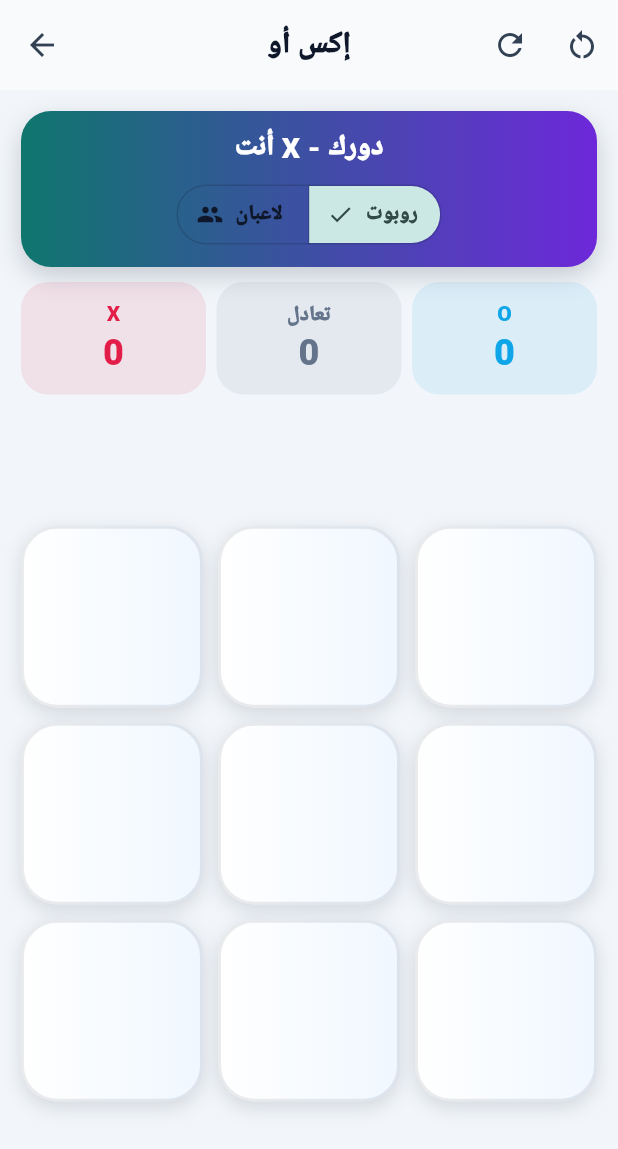
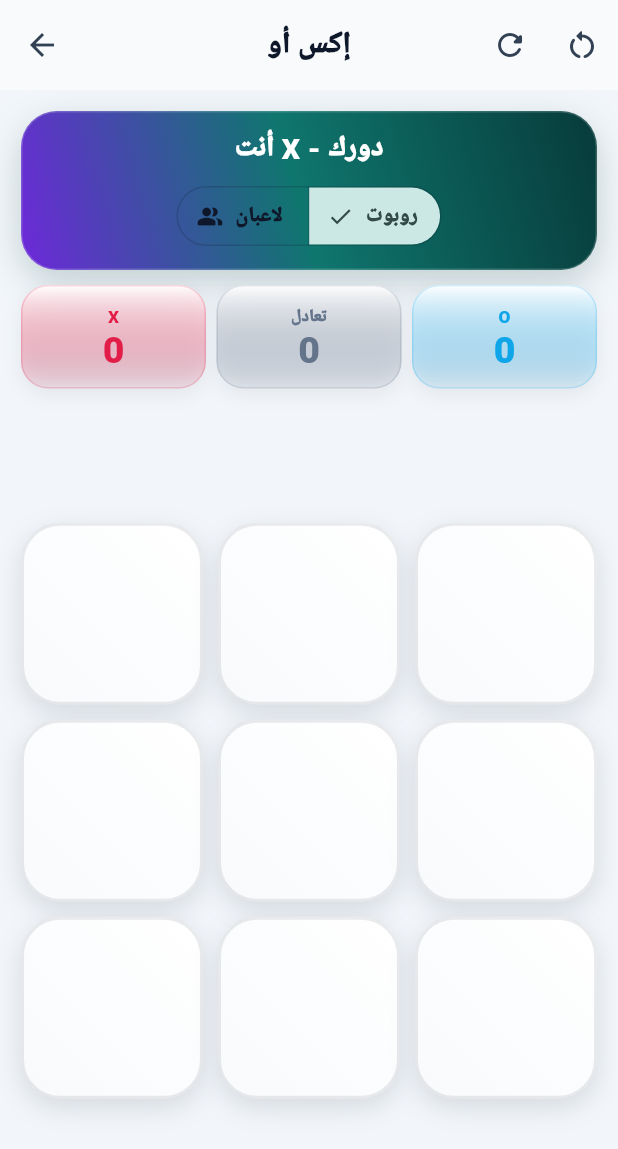
Before and after one commit to aljwaal1/gameslocal, a Flutter app: the XoGameScreen screen opened directly, on a phone screen of 412 x 824 dp. Shown: the top 1149 px of the screen. Run offline on Flutter 3.47's test engine with Material 3 defaults, Android fonts, the phone set to English and light mode, and no system bars; our stand-ins replace audioplayers, qr_flutter, shared_preferences; missing offline and left inert: flame; accounts and stored records are empty.

Commit message:
Polish premium XO game presentation

```diff
--- a/lib/games/xo/xo_game.dart
+++ b/lib/games/xo/xo_game.dart
@@ -437,8 +437,16 @@ class _XoGameScreenState extends State<XoGameScreen> {
               onPressed: _showBrowserQr,
               icon: const Icon(Icons.qr_code_2_rounded),
             ),
-          IconButton(onPressed: reset, icon: const Icon(Icons.refresh)),
-          IconButton(onPressed: resetScore, icon: const Icon(Icons.restart_alt)),
+          IconButton(
+            tooltip: 'جولة جديدة',
+            onPressed: reset,
+            icon: const Icon(Icons.refresh_rounded),
+          ),
+          IconButton(
+            tooltip: 'تصفير النتائج',
+            onPressed: resetScore,
+            icon: const Icon(Icons.restart_alt_rounded),
+          ),
         ],
       ),
       body: SafeArea(
@@ -455,11 +463,23 @@ class _XoGameScreenState extends State<XoGameScreen> {
                     padding: EdgeInsets.symmetric(horizontal: 14, vertical: compact ? 8 : 11),
                     decoration: BoxDecoration(
                       gradient: const LinearGradient(
-                        colors: <Color>[Color(0xFF0F766E), Color(0xFF6D28D9)],
+                        begin: Alignment.topRight,
+                        end: Alignment.bottomLeft,
+                        colors: <Color>[
+                          Color(0xFF073B3A),
+                          Color(0xFF0F766E),
+                          Color(0xFF6D28D9),
+                        ],
+                        stops: <double>[0, .52, 1],
                       ),
-                      borderRadius: BorderRadius.circular(20),
+                      borderRadius: BorderRadius.circular(24),
+                      border: Border.all(color: const Color(0x2FFFFFFF)),
                       boxShadow: const <BoxShadow>[
-                        BoxShadow(color: Color(0x330F172A), blurRadius: 14, offset: Offset(0, 6)),
+                        BoxShadow(
+                          color: Color(0x36073B3A),
+                          blurRadius: 20,
+                          offset: Offset(0, 8),
+                        ),
                       ],
                     ),
                     child: Column(
@@ -479,8 +499,16 @@ class _XoGameScreenState extends State<XoGameScreen> {
                           const SizedBox(height: 7),
                           SegmentedButton<bool>(
                             segments: const <ButtonSegment<bool>>[
-                              ButtonSegment<bool>(value: false, label: Text('لاعبان'), icon: Icon(Icons.people)),
-                              ButtonSegment<bool>(value: true, label: Text('روبوت'), icon: Icon(Icons.smart_toy)),
+                              ButtonSegment<bool>(
+                                value: false,
+                                label: Text('لاعبان'),
+                                icon: Icon(Icons.people_alt_rounded),
+                              ),
+                              ButtonSegment<bool>(
+                                value: true,
+                                label: Text('روبوت'),
+                                icon: Icon(Icons.smart_toy_rounded),
+                              ),
                             ],
                             selected: <bool>{playVsBot},
                             onSelectionChanged: (value) {
@@ -534,9 +562,27 @@ class _XoGameScreenState extends State<XoGameScreen> {
                                   duration: const Duration(milliseconds: 180),
                                   decoration: BoxDecoration(
                                     gradient: winning
-                                        ? const LinearGradient(colors: <Color>[Color(0xFFFFD166), Color(0xFFFFB703)])
-                                        : const LinearGradient(colors: <Color>[Colors.white, Color(0xFFF0F7FF)]),
-                                    borderRadius: BorderRadius.circular(compact ? 18 : 24),
+                                        ? const LinearGradient(
+                                            begin: Alignment.topLeft,
+                                            end: Alignment.bottomRight,
+                                            colors: <Color>[
+                                              Color(0xFFFFE9A8),
+                                              Color(0xFFF5B82E),
+                                            ],
+                                          )
+                                        : LinearGradient(
+                                            begin: Alignment.topRight,
+                                            end: Alignment.bottomLeft,
+                                            colors: <Color>[
+                                              Colors.white,
+                                              value == 'X'
+                                                  ? const Color(0xFFFFF3F5)
+                                                  : value == 'O'
+                                                      ? const Color(0xFFF1F8FF)
+                                                      : const Color(0xFFF8FAFC),
+                                            ],
+                                          ),
+                                    borderRadius: BorderRadius.circular(compact ? 20 : 26),
                                     border: Border.all(
                                       color: value == 'X'
                                           ? const Color(0x55E11D48)
@@ -545,8 +591,18 @@ class _XoGameScreenState extends State<XoGameScreen> {
                                               : const Color(0x160F172A),
                                       width: 2,
                                     ),
-                                    boxShadow: const <BoxShadow>[
-                                      BoxShadow(color: Color(0x220F172A), blurRadius: 10, offset: Offset(0, 4)),
+                                    boxShadow: <BoxShadow>[
+                                      const BoxShadow(
+                                        color: Color(0x1F0F172A),
+                                        blurRadius: 14,
+                                        offset: Offset(0, 6),
+                                      ),
+                                      if (winning)
+                                        const BoxShadow(
+                                          color: Color(0x44F5B82E),
+                                          blurRadius: 18,
+                                          spreadRadius: 1,
+                                        ),
                                     ],
                                   ),
                                   child: Center(
@@ -590,16 +646,44 @@ class _ScoreTile extends StatelessWidget {
     return Container(
       padding: const EdgeInsets.symmetric(vertical: 12),
       decoration: BoxDecoration(
-        color: color.withOpacity(0.10),
+        gradient: LinearGradient(
+          begin: Alignment.topCenter,
+          end: Alignment.bottomCenter,
+          colors: <Color>[
+            Colors.white,
+            color.withValues(alpha: .08),
+          ],
+        ),
         borderRadius: BorderRadius.circular(18),
+        border: Border.all(color: color.withValues(alpha: .18)),
+        boxShadow: const <BoxShadow>[
+          BoxShadow(
+            color: Color(0x120F172A),
+            blurRadius: 10,
+            offset: Offset(0, 4),
+          ),
+        ],
       ),
       child: Column(
         children: <Widget>[
-          Text(label,
-              style: TextStyle(color: color, fontWeight: FontWeight.w900)),
-          Text('$value',
-              style: TextStyle(
-                  color: color, fontSize: 24, fontWeight: FontWeight.w900)),
+          Text(
+            label,
+            style: TextStyle(
+              color: color,
+              fontSize: 11.5,
+              fontWeight: FontWeight.w900,
+            ),
+          ),
+          const SizedBox(height: 2),
+          Text(
+            '$value',
+            style: TextStyle(
+              color: color,
+              fontSize: 25,
+              height: 1,
+              fontWeight: FontWeight.w900,
+            ),
+          ),
         ],
       ),
     );
```
